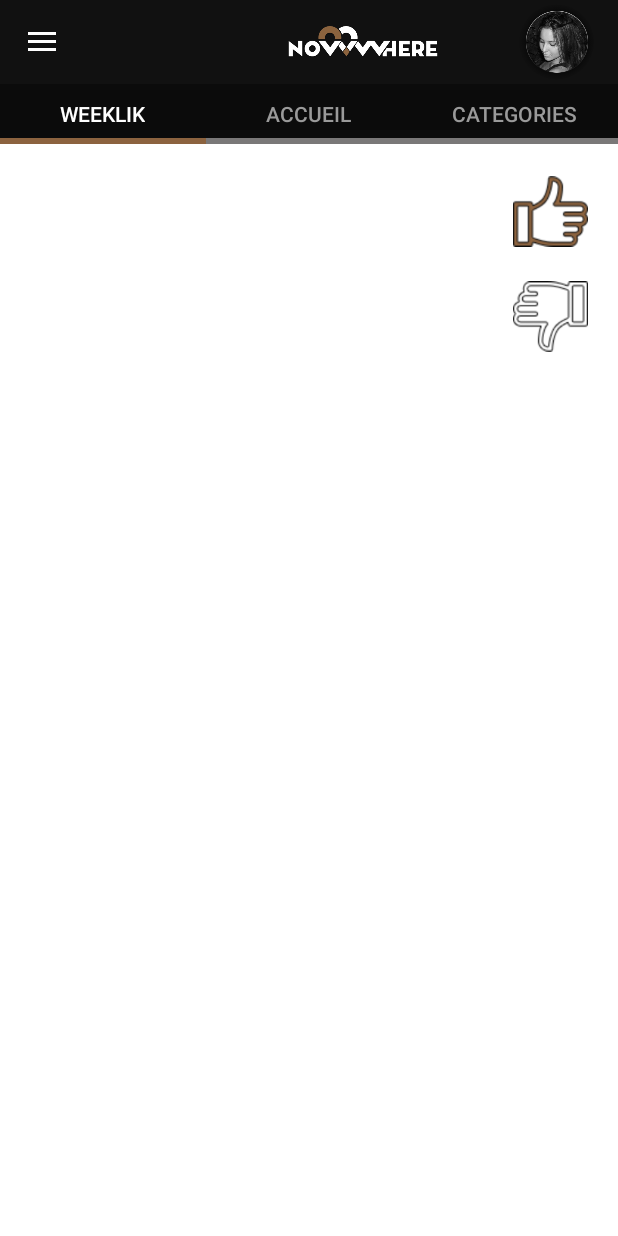
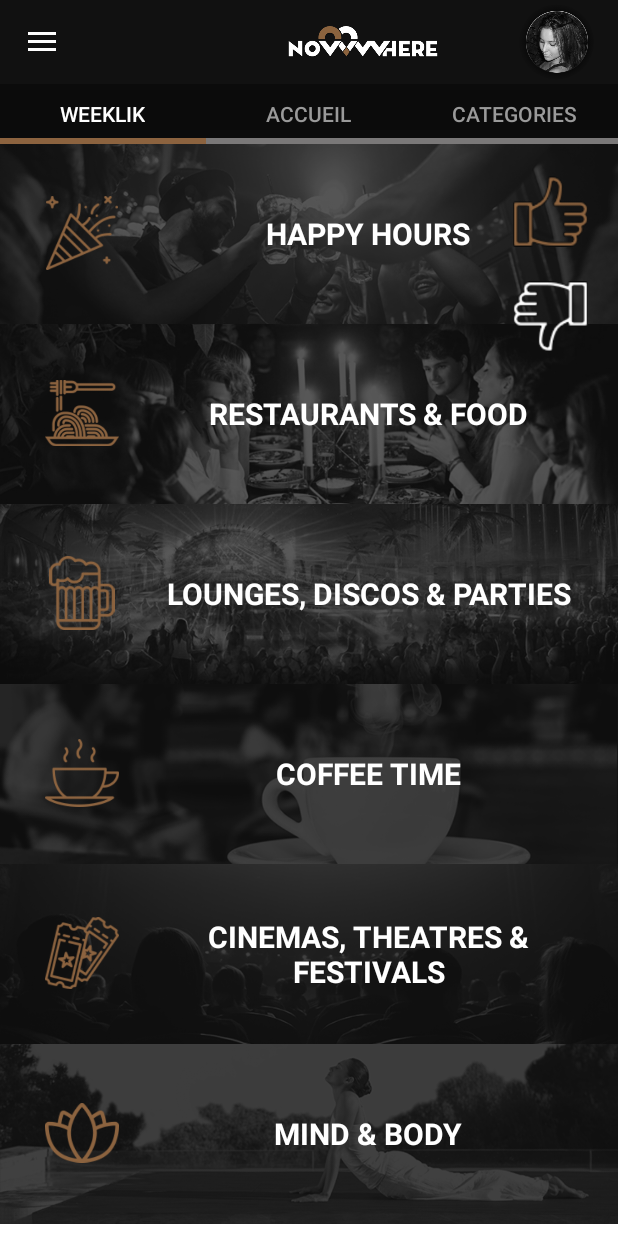
Before and after one commit to Aziz1310/NowWhere, an Android app: the fragment Categories placed in its activity, on a phone screen of 412 x 824 dp. Run offline under Robolectric (Android 15) with nearby library versions, the phone set to English and light mode, and no system bars; our stand-ins replace CircleImageView, Picasso; libraries missing offline, so code that uses them is left out: com.mindorks.placeholderview; plain views replace SwipePlaceHolderView; pictures from the network do not load; 3 statements that could not run were skipped.

Commit message:
first commit from rania

```diff
--- a/app/src/main/java/com/maher/nowhere/mainActivity/adapter/CategorieAdapter.java
+++ b/app/src/main/java/com/maher/nowhere/mainActivity/adapter/CategorieAdapter.java
@@ -33,7 +33,7 @@ public class CategorieAdapter extends RecyclerView.Adapter<CategorieAdapter.Recy
     @Override
     public RecycleView_Holder onCreateViewHolder(ViewGroup parent, int viewType) {
         View view = LayoutInflater.from(parent.getContext()).inflate(R.layout.item_categorie, parent, false);
-        CategorieAdapter.RecycleView_Holder vh = new CategorieAdapter().RecycleView_Holder(view);
+       RecycleView_Holder vh = new RecycleView_Holder(view);
 
         return vh;
     }
@@ -41,6 +41,9 @@ public class CategorieAdapter extends RecyclerView.Adapter<CategorieAdapter.Recy
     @Override
     public void onBindViewHolder(RecycleView_Holder holder, int position) {
         Categ categ = post.get(position);
+        holder.img1.setImageResource(categ.getImg1());
+        holder.img2.setImageResource(categ.getImg2());
+        holder.textview.setText(categ.getText());
 
 
 
@@ -63,7 +66,7 @@ public class CategorieAdapter extends RecyclerView.Adapter<CategorieAdapter.Recy
             super(itemView);
             img1 = itemView.findViewById(R.id.img1);
             img2 = itemView.findViewById(R.id.img2);
-            textview = itemView.findViewById(R.id.textview);
+            textview = itemView.findViewById(R.id.text);
         }
     }
 }
--- a/app/src/main/java/com/maher/nowhere/mainActivity/fragments/Categories.java
+++ b/app/src/main/java/com/maher/nowhere/mainActivity/fragments/Categories.java
@@ -4,6 +4,8 @@ import android.content.Context;
 import android.net.Uri;
 import android.os.Bundle;
 import android.support.v4.app.Fragment;
+import android.support.v4.view.ViewPager;
+import android.support.v7.widget.LinearLayoutManager;
 import android.support.v7.widget.RecyclerView;
 import android.view.LayoutInflater;
 import android.view.View;
@@ -11,7 +13,9 @@ import android.view.ViewGroup;
 import android.widget.ListView;
 
 import com.maher.nowhere.R;
+import com.maher.nowhere.mainActivity.adapter.CategorieAdapter;
 import com.maher.nowhere.model.Categ;
+import com.maher.nowhere.model.Post;
 
 import java.util.ArrayList;
 
@@ -33,8 +37,11 @@ public class Categories extends Fragment {
     // TODO: Rename and change types of parameters
     private String mParam1;
     private String mParam2;
+    private ArrayList<Categ> categs;
+    private View view;
+
     private RecyclerView recyclerView;
-    private ArrayList<Categ>post;
+    private LinearLayoutManager lm;
 
     private OnFragmentInteractionListener mListener;
 
@@ -76,7 +83,23 @@ public class Categories extends Fragment {
                              Bundle savedInstanceState) {
         // Inflate the layout for this fragment
 
-        return inflater.inflate(R.layout.fragment_categories, container, false);
+
+        view= inflater.inflate(R.layout.fragment_categories, container, false);
+        categs=new ArrayList<>();
+        categs.add(new Categ(R.drawable.img1,R.drawable.categorie_happy_hours,"HAPPY HOURS"));
+        categs.add(new Categ(R.drawable.img2,R.drawable.categorie_food,"RESTAURANTS & FOOD"));
+        categs.add(new Categ(R.drawable.img3,R.drawable.categorie_parties,"LOUNGES, DISCOS & PARTIES"));
+        categs.add(new Categ(R.drawable.img4,R.drawable.categorie_coffe,"COFFEE TIME"));
+        categs.add(new Categ(R.drawable.img5,R.drawable.categorie_cinema,"CINEMAS, THEATRES & FESTIVALS"));
+        categs.add(new Categ(R.drawable.img6,R.drawable.categorie_mind,"MIND & BODY"));
+
+        recyclerView=(RecyclerView)view.findViewById(R.id.rv_categorie);
+        lm=new LinearLayoutManager(getActivity(),LinearLayoutManager.VERTICAL,false);
+        recyclerView.setLayoutManager(lm);
+        CategorieAdapter categorieAdapter=new CategorieAdapter(getActivity(),categs);
+        recyclerView.setAdapter(categorieAdapter);
+
+        return view;
     }
 
     // TODO: Rename method, update argument and hook method into UI event
--- a/app/src/main/java/com/maher/nowhere/model/Categ.java
+++ b/app/src/main/java/com/maher/nowhere/model/Categ.java
@@ -10,6 +10,12 @@ public class Categ {
 
     public Categ (){
 
+    }
+
+    public Categ(int img1, int img2, String text) {
+        this.img1 = img1;
+        this.img2 = img2;
+        this.text = text;
     }
 
     public int getImg1() {
--- a/app/src/main/res/layout/item_categorie.xml
+++ b/app/src/main/res/layout/item_categorie.xml
@@ -1,6 +1,53 @@
 <?xml version="1.0" encoding="utf-8"?>
 <LinearLayout xmlns:android="http://schemas.android.com/apk/res/android"
-    android:orientation="vertical" android:layout_width="match_parent"
-    android:layout_height="match_parent">
+    xmlns:app="http://schemas.android.com/apk/res-auto"
+    android:orientation="vertical"
+    android:layout_width="match_parent"
+    android:layout_height="wrap_content"
+    >
+
+
+    <RelativeLayout
+        android:layout_width="match_parent"
+        android:layout_height="120dp">
+
+        <ImageView
+            android:layout_width="match_parent"
+            android:layout_height="120dp"
+            android:scaleType="fitXY"
+            android:src="@drawable/img1"
+            android:id="@+id/img1"/>
+
+        <LinearLayout
+            android:layout_width="match_parent"
+            android:layout_height="50dp"
+            android:layout_centerInParent="true"
+            android:orientation="horizontal"
+            android:weightSum="1">
+
+            <ImageView
+                android:id="@+id/img2"
+                android:layout_width="49dp"
+                android:layout_height="49dp"
+                android:layout_marginLeft="30dp"
+                app:srcCompat="@drawable/categorie_happy_hours"
+                />
+
+            <TextView
+                android:layout_width="match_parent"
+                android:layout_height="50dp"
+                android:gravity="center"
+                android:text="HAPPY HOURS"
+                android:textColor="@color/white"
+                android:textStyle="bold"
+                android:textSize="20sp"
+                android:layout_marginLeft="20dp"
+                android:layout_marginRight="20dp"
+                android:id="@+id/text"
+                />
+        </LinearLayout>
+
+
+    </RelativeLayout>
 
 </LinearLayout>
```
Also changed, not shown: 1 other file.
